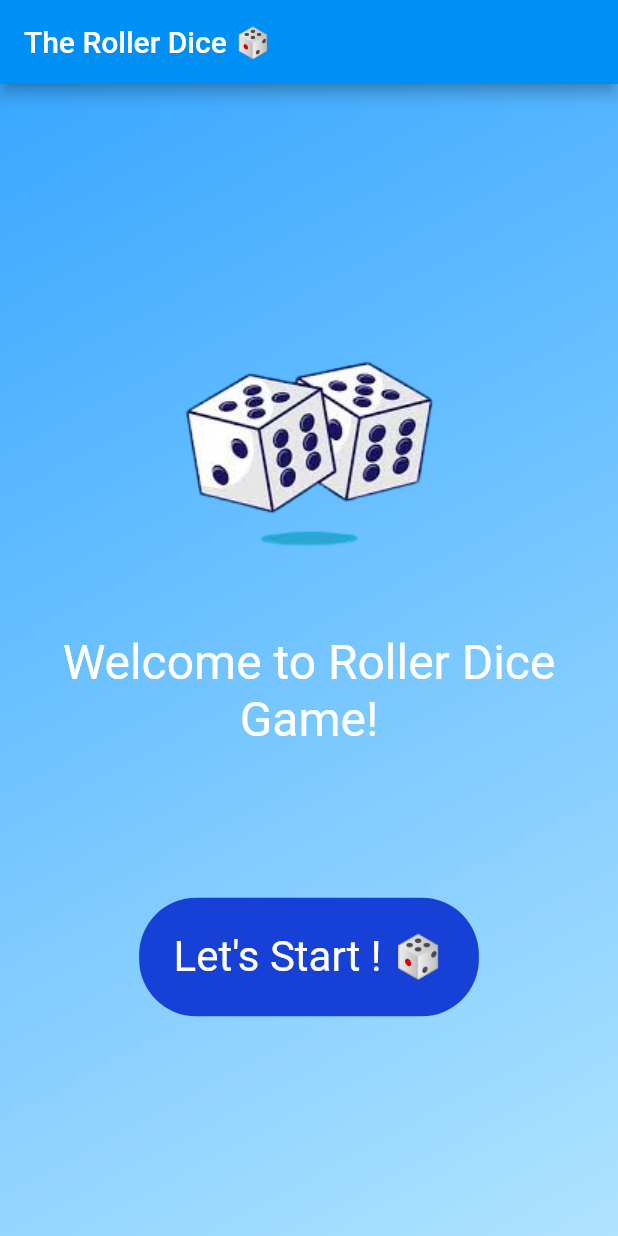
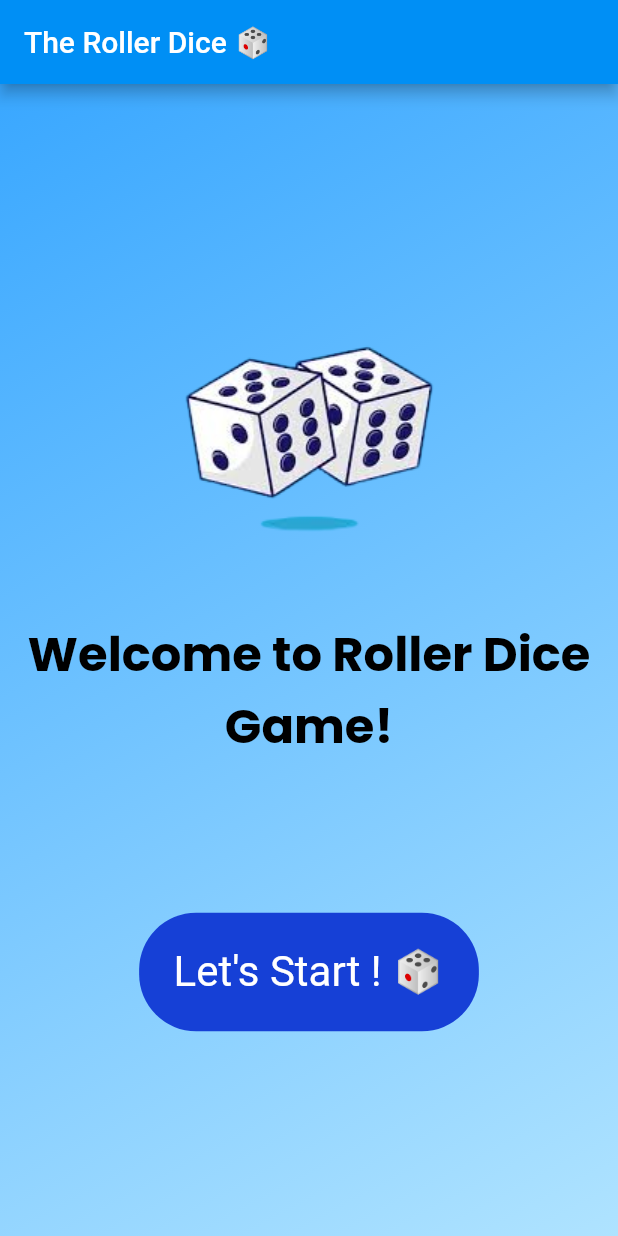
Before and after one commit to Shanb98/roller_dice_app, a Flutter app: the screen it shows after launch, on a phone screen of 412 x 824 dp. Run offline on Flutter 3.47's test engine with Material 2 defaults, Android fonts, the phone set to English and light mode, and no system bars; our stand-ins replace google_fonts.

Commit message:
Front page

```diff
--- a/lib/start.dart
+++ b/lib/start.dart
@@ -1,5 +1,6 @@
 import 'package:flutter/material.dart';
 import 'package:roller_dice_app/roller_dice.dart';
+import 'package:google_fonts/google_fonts.dart';
 
 class Start extends StatefulWidget {
   const Start({super.key});
@@ -49,7 +50,12 @@ class _StartState extends State<Start> {
                   margin: const EdgeInsets.only(bottom: 100),
                   child: const Text(
                     'Welcome to Roller Dice Game!',
-                    style: TextStyle(color: Colors.white, fontSize: 32),
+                    style: TextStyle(
+                      color: Color.fromARGB(255, 0, 0, 0),
+                      fontSize: 32,
+                      fontFamily: 'Poppins',
+                      fontWeight: FontWeight.w700,
+                      ),
                     textAlign: TextAlign.center,
                   ),
                 ),
@@ -60,7 +66,7 @@ class _StartState extends State<Start> {
                     });
                   },
                   style: TextButton.styleFrom(
-                    backgroundColor: Color.fromRGBO(22, 64, 214, 1.0),
+                    backgroundColor: const Color.fromRGBO(22, 64, 214, 1.0),
                     foregroundColor: Colors.white,
                     textStyle: const TextStyle(fontSize: 28),
                     shape: RoundedRectangleBorder(
```
Also changed, not shown: pubspec.yaml (+6 -10 lines), pubspec.lock, 1 other file.
